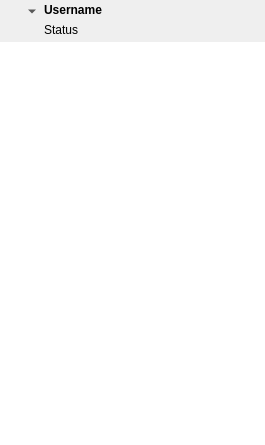
Before: the Qt Designer form lmc/src/mainwindow.ui in lanmessenger/lanmessenger, drawn with Qt 5.
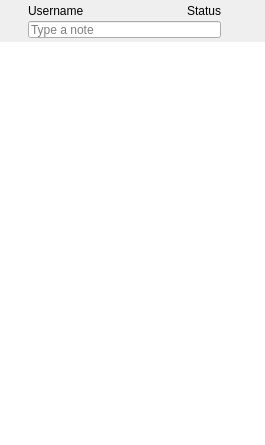
After: the same form once the commit is applied. Custom widgets are drawn as their Qt base class.

```diff
--- a/lmc/src/mainwindow.ui
+++ b/lmc/src/mainwindow.ui
@@ -37,13 +37,22 @@
      <property name="frameShape">
       <enum>QFrame::NoFrame</enum>
      </property>
-     <layout class="QHBoxLayout" name="horizontalLayout">
+     <layout class="QHBoxLayout" name="horizontalLayout_2">
       <property name="spacing">
        <number>0</number>
       </property>
-      <property name="margin">
+      <property name="leftMargin">
        <number>0</number>
       </property>
+      <property name="topMargin">
+       <number>0</number>
+      </property>
+      <property name="rightMargin">
+       <number>0</number>
+      </property>
+      <property name="bottomMargin">
+       <number>2</number>
+      </property>
       <item>
        <spacer name="horizontalSpacer_2">
         <property name="orientation">
@@ -61,20 +70,10 @@
        </spacer>
       </item>
       <item>
-       <layout class="QVBoxLayout" name="verticalLayout">
+       <layout class="QVBoxLayout" name="statusLayout">
         <property name="spacing">
          <number>0</number>
         </property>
-        <item>
-         <widget class="QToolButton" name="btnStatus">
-          <property name="popupMode">
-           <enum>QToolButton::MenuButtonPopup</enum>
-          </property>
-          <property name="autoRaise">
-           <bool>true</bool>
-          </property>
-         </widget>
-        </item>
         <item>
          <spacer name="verticalSpacer">
           <property name="orientation">
@@ -107,25 +106,20 @@
        </spacer>
       </item>
       <item>
-       <layout class="QVBoxLayout" name="verticalLayout_3">
+       <layout class="QVBoxLayout" name="infoLayout">
         <property name="spacing">
          <number>0</number>
         </property>
         <item>
-         <widget class="QLabel" name="lblUserName">
+         <layout class="QHBoxLayout" name="horizontalLayout">
+          <item>
+           <widget class="lmcLabel" name="lblUserName">
           <property name="sizePolicy">
-           <sizepolicy hsizetype="Preferred" vsizetype="Preferred">
+             <sizepolicy hsizetype="Expanding" vsizetype="Preferred">
             <horstretch>0</horstretch>
             <verstretch>0</verstretch>
            </sizepolicy>
           </property>
-          <property name="font">
-           <font>
-            <pointsize>9</pointsize>
-            <weight>75</weight>
-            <bold>true</bold>
-           </font>
-          </property>
           <property name="text">
            <string>Username</string>
           </property>
@@ -134,6 +128,22 @@
           </property>
          </widget>
         </item>
+          <item>
+           <spacer name="horizontalSpacer">
+            <property name="orientation">
+             <enum>Qt::Horizontal</enum>
+            </property>
+            <property name="sizeType">
+             <enum>QSizePolicy::Fixed</enum>
+            </property>
+            <property name="sizeHint" stdset="0">
+             <size>
+              <width>2</width>
+              <height>20</height>
+             </size>
+            </property>
+           </spacer>
+          </item>
         <item>
          <widget class="QLabel" name="lblStatus">
           <property name="sizePolicy">
@@ -158,20 +168,38 @@
            <string>Status</string>
           </property>
           <property name="alignment">
-           <set>Qt::AlignLeading|Qt::AlignLeft|Qt::AlignVCenter</set>
+             <set>Qt::AlignRight|Qt::AlignTrailing|Qt::AlignVCenter</set>
           </property>
          </widget>
         </item>
        </layout>
       </item>
       <item>
-       <spacer name="horizontalSpacer">
+         <widget class="lmcLineEdit" name="txtNote">
+          <property name="maximumSize">
+           <size>
+            <width>16777215</width>
+            <height>17</height>
+           </size>
+          </property>
+          <property name="placeholderText">
+           <string>Type a note</string>
+          </property>
+         </widget>
+        </item>
+       </layout>
+      </item>
+      <item>
+       <spacer name="horizontalSpacer_5">
         <property name="orientation">
          <enum>Qt::Horizontal</enum>
         </property>
+        <property name="sizeType">
+         <enum>QSizePolicy::Fixed</enum>
+        </property>
         <property name="sizeHint" stdset="0">
          <size>
-          <width>40</width>
+          <width>2</width>
           <height>20</height>
          </size>
         </property>
@@ -315,10 +343,20 @@
    <extends>QTreeWidget</extends>
    <header>usertreewidget.h</header>
   </customwidget>
+  <customwidget>
+   <class>lmcLabel</class>
+   <extends>QLabel</extends>
+   <header>subcontrols.h</header>
+  </customwidget>
   <customwidget>
    <class>lmcToolButton</class>
    <extends>QToolButton</extends>
-   <header>toolbutton.h</header>
+   <header>subcontrols.h</header>
+  </customwidget>
+  <customwidget>
+   <class>lmcLineEdit</class>
+   <extends>QLineEdit</extends>
+   <header>subcontrols.h</header>
   </customwidget>
  </customwidgets>
  <resources/>
```
Left out of the diff: 15 changed lines with no effect on the pictures. Lines whose indentation alone changed are shown as unchanged.
